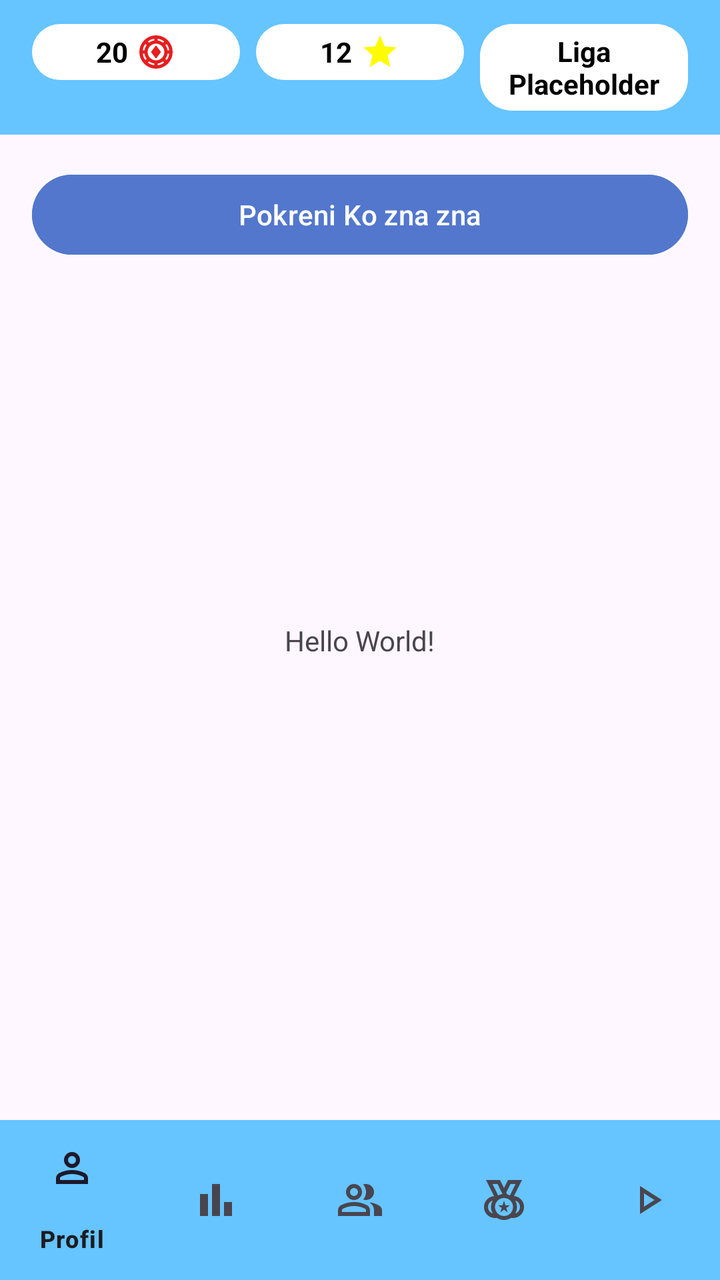
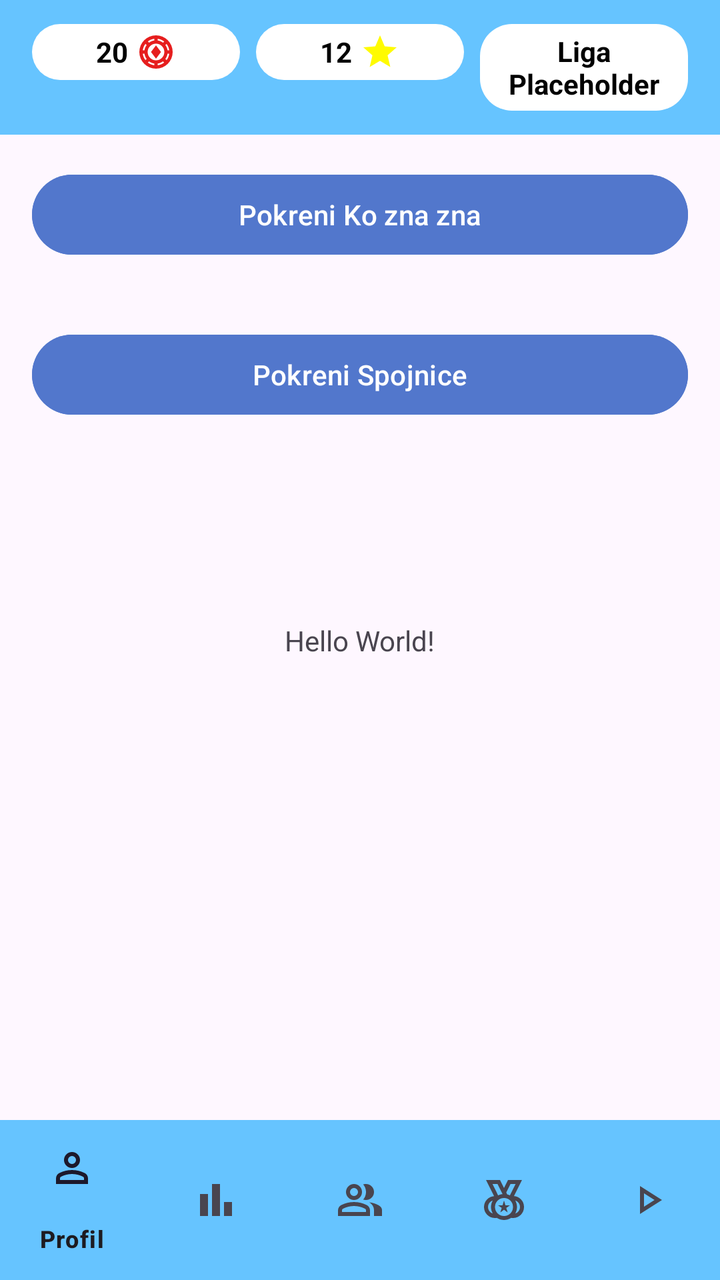

Two renders of the same Android screen: before a commit and after it. Below are the layout's source before the change and the commit's diff.
<!-- AndroidManifest.xml: application theme Theme.Slagalica -->
<!-- res/layout/activity_main.xml -->
<?xml version="1.0" encoding="utf-8"?>
<androidx.constraintlayout.widget.ConstraintLayout xmlns:android="http://schemas.android.com/apk/res/android"
    xmlns:app="http://schemas.android.com/apk/res-auto"
    xmlns:tools="http://schemas.android.com/tools"
    android:id="@+id/main"
    android:layout_width="match_parent"
    android:layout_height="match_parent"
    tools:context=".MainActivity">

    <LinearLayout
        android:layout_width="match_parent"
        android:layout_height="match_parent"
        android:orientation="vertical">

        <include layout="@layout/top_bar" />

        <Button
            android:id="@+id/buttonStartWhoKnows"
            android:layout_width="match_parent"
            android:layout_height="wrap_content"
            android:layout_margin="16dp"
            android:text="Pokreni Ko zna zna"
            android:backgroundTint="@color/button_default_color"
            android:textColor="@color/white"/>

        <FrameLayout
            android:id="@+id/fragmentContainer"
            android:layout_width="match_parent"
            android:layout_height="0dp"
            android:layout_weight="1"
            android:layout_gravity="bottom"/>

        <include layout="@layout/bottom_bar" />
    </LinearLayout>



    <TextView
        android:layout_width="wrap_content"
        android:layout_height="wrap_content"
        android:text="Hello World!"
        app:layout_constraintBottom_toBottomOf="parent"
        app:layout_constraintEnd_toEndOf="parent"
        app:layout_constraintStart_toStartOf="parent"
        app:layout_constraintTop_toTopOf="parent" />

</androidx.constraintlayout.widget.ConstraintLayout>
<!-- res/layout/top_bar.xml (included above) -->
<?xml version="1.0" encoding="utf-8"?>
<LinearLayout xmlns:android="http://schemas.android.com/apk/res/android"
    android:layout_width="match_parent"
    android:layout_height="wrap_content"
    android:orientation="horizontal"
    android:padding="12dp"
    android:background="#66C4FF">

    <LinearLayout
        android:layout_width="0dp"
        android:layout_height="wrap_content"
        android:layout_weight="1"
        android:orientation="horizontal"
        android:gravity="center"
        android:padding="4dp"
        android:layout_marginStart="4dp"
        android:layout_marginEnd="4dp"
        android:background="@drawable/rounded_white">

        <TextView
            android:layout_width="wrap_content"
            android:layout_height="wrap_content"
            android:text="20"
            android:textColor="#000000"
            android:textStyle="bold"
            android:layout_marginEnd="4dp" />

        <ImageView
            android:layout_width="20dp"
            android:layout_height="20dp"
            android:src="@drawable/ic_token"
            android:contentDescription="Tokeni" />
    </LinearLayout>

    <LinearLayout
        android:layout_width="0dp"
        android:layout_height="wrap_content"
        android:layout_weight="1"
        android:orientation="horizontal"
        android:gravity="center"
        android:padding="4dp"
        android:layout_marginStart="4dp"
        android:layout_marginEnd="4dp"
        android:background="@drawable/rounded_white">

        <TextView
            android:layout_width="wrap_content"
            android:layout_height="wrap_content"
            android:text="12"
            android:textColor="#000000"
            android:textStyle="bold"
            android:layout_marginEnd="4dp" />

        <ImageView
            android:layout_width="20dp"
            android:layout_height="20dp"
            android:src="@drawable/ic_star"
            android:contentDescription="Zvezde" />
    </LinearLayout>

    <LinearLayout
        android:layout_width="0dp"
        android:layout_height="wrap_content"
        android:layout_weight="1"
        android:orientation="horizontal"
        android:gravity="center"
        android:padding="4dp"
        android:layout_marginStart="4dp"
        android:layout_marginEnd="4dp"
        android:background="@drawable/rounded_white">

        <TextView
            android:layout_width="wrap_content"
            android:layout_height="wrap_content"
            android:text="Liga Placeholder"
            android:textColor="#000000"
            android:textStyle="bold"
            android:gravity="center" />
    </LinearLayout>
</LinearLayout>
<!-- res/layout/bottom_bar.xml (included above) -->
<?xml version="1.0" encoding="utf-8"?>
<LinearLayout xmlns:android="http://schemas.android.com/apk/res/android"
    xmlns:app="http://schemas.android.com/apk/res-auto"
    android:layout_width="match_parent"
    android:layout_height="wrap_content"
    android:orientation="vertical"
    android:background="#66C4FF"
    android:padding="0dp">

    <com.google.android.material.bottomnavigation.BottomNavigationView
        android:id="@+id/bottomNavigation"
        android:layout_width="match_parent"
        android:layout_height="wrap_content"
        android:paddingBottom="0dp"
        android:paddingTop="0dp"
        android:paddingStart="0dp"
        android:paddingEnd="0dp"
        android:layout_margin="0dp"
        android:layout_marginBottom="0dp"
        android:background="#66C4FF"
        app:backgroundColor="#66C4FF"
        app:elevation="0dp"
        app:menu="@menu/bottom_nav_menu" />
</LinearLayout>
<!-- resources referenced by this layout -->
<resources>
  <color name="button_default_color">#5277CC</color>
  <color name="white">#FFFFFFFF</color>
  <!-- drawable ic_star (drawable) -->
  <vector xmlns:android="http://schemas.android.com/apk/res/android" android:height="24dp" android:tint="#FFFB00" android:viewportHeight="24" android:viewportWidth="24" android:width="24dp">
        
      <path android:fillColor="@android:color/white" android:pathData="M12,17.27L18.18,21l-1.64,-7.03L22,9.24l-7.19,-0.61L12,2 9.19,8.63 2,9.24l5.46,4.73L5.82,21z"/>
      
  </vector>
  <!-- drawable ic_token (drawable) -->
  <vector xmlns:android="http://schemas.android.com/apk/res/android"
      android:width="24dp"
      android:height="24dp"
      android:viewportWidth="960"
      android:viewportHeight="960">
    <path
        android:pathData="M480,880q-83,0 -156,-31.5T197,763q-54,-54 -85.5,-127T80,480q0,-83 31.5,-156T197,197q54,-54 127,-85.5T480,80q83,0 156,31.5T763,197q54,54 85.5,127T880,480q0,83 -31.5,156T763,763q-54,54 -127,85.5T480,880ZM440,797v-40q-35,-5 -67.5,-19T312,704l-28,29q33,26 72.5,42.5T440,797ZM520,797q44,-5 83.5,-21.5T676,733l-28,-29q-28,20 -60.5,34T520,757v40ZM480,680q83,0 141.5,-58.5T680,480q0,-83 -58.5,-141.5T480,280q-83,0 -141.5,58.5T280,480q0,83 58.5,141.5T480,680ZM733,676q26,-33 42.5,-72.5T797,520h-40q-5,35 -19,67.5T704,648l29,28ZM227,676 L256,647q-20,-28 -34,-60t-19,-67h-40q5,44 21.5,83.5T227,676ZM480,640L360,480l120,-160 120,160 -120,160ZM163,440h40q5,-35 19,-67t34,-60l-29,-29q-26,33 -42.5,72.5T163,440ZM757,440h40q-5,-44 -22,-83.5T732,284l-28,28q20,28 34,60.5t19,67.5ZM313,256q28,-20 60,-34t67,-19v-40q-44,5 -83.5,21.5T284,227l29,29ZM648,256 L676,228q-33,-26 -72.5,-43T520,163v40q35,5 67.5,19t60.5,34Z"
        android:fillColor="#e61e1e"/>
  </vector>
  <!-- drawable rounded_white (drawable) -->
  <?xml version="1.0" encoding="utf-8"?>
  <shape xmlns:android="http://schemas.android.com/apk/res/android"
      android:shape="rectangle">
      <solid android:color="@android:color/white" />
      <corners android:radius="16dp" />
  </shape>
  <style name="Theme.Slagalica" parent="Base.Theme.Slagalica" />
  <style name="Base.Theme.Slagalica" parent="Theme.Material3.DayNight.NoActionBar">
          
          
      </style>
</resources>

<!-- the commit's change to res/layout/activity_main.xml (unified diff, before → after) -->
@@ -20,6 +20,15 @@
             android:layout_height="wrap_content"
             android:layout_margin="16dp"
             android:text="Pokreni Ko zna zna"
+            android:backgroundTint="@color/button_default_color"
+            android:textColor="@color/white"/>
+
+        <Button
+            android:id="@+id/buttonStartMatchingGame"
+            android:layout_width="match_parent"
+            android:layout_height="wrap_content"
+            android:layout_margin="16dp"
+            android:text="Pokreni Spojnice"
             android:backgroundTint="@color/button_default_color"
             android:textColor="@color/white"/>
 
